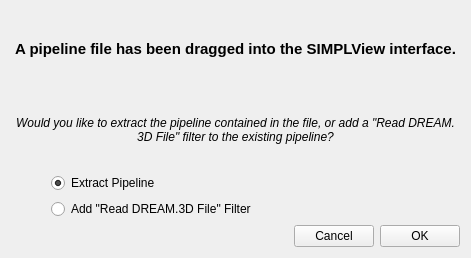
Old version of the form Source/SVWidgetsLib/QtSupport/UI_Files/QtSFileDragMessageBox.ui in the repository BlueQuartzSoftware/SIMPL.
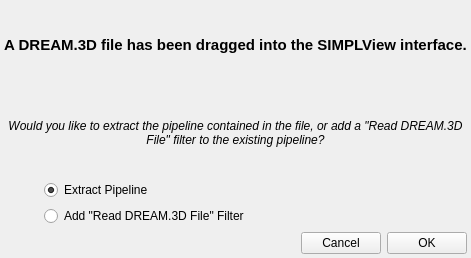
New version of the form.

Commit message:
Enable extraction of Pipeline from .dream3d file.
* Reverts 0b9d9c8ee67f22afbd5c2a1b6af6dc8abf4c4630

What changed in the file:
```diff
--- a/Source/SVWidgetsLib/QtSupport/UI_Files/QtSFileDragMessageBox.ui
+++ b/Source/SVWidgetsLib/QtSupport/UI_Files/QtSFileDragMessageBox.ui
@@ -23,6 +23,18 @@
    <string>Pipeline File Drop</string>
   </property>
   <layout class="QGridLayout" name="gridLayout">
+   <property name="leftMargin">
+    <number>4</number>
+   </property>
+   <property name="topMargin">
+    <number>4</number>
+   </property>
+   <property name="rightMargin">
+    <number>4</number>
+   </property>
+   <property name="bottomMargin">
+    <number>4</number>
+   </property>
    <item row="0" column="0">
     <layout class="QVBoxLayout" name="verticalLayout">
      <property name="sizeConstraint">
@@ -38,7 +50,7 @@
         </font>
        </property>
        <property name="text">
-        <string>A pipeline file has been dragged into the SIMPLView interface.</string>
+        <string>A DREAM.3D file has been dragged into the SIMPLView interface.</string>
        </property>
        <property name="alignment">
         <set>Qt::AlignCenter</set>
```
The commit also changes 1 other file.
